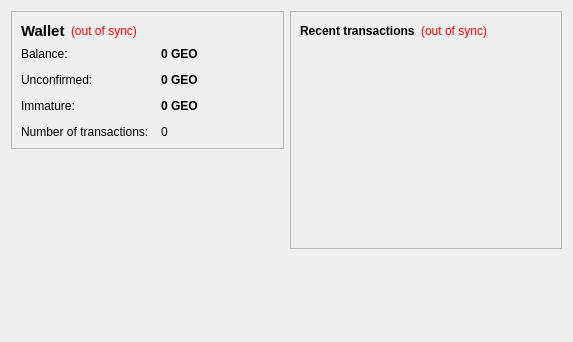
PuffCoin/puffcoin, file src/qt/forms/overviewpage.ui: the form before one commit.
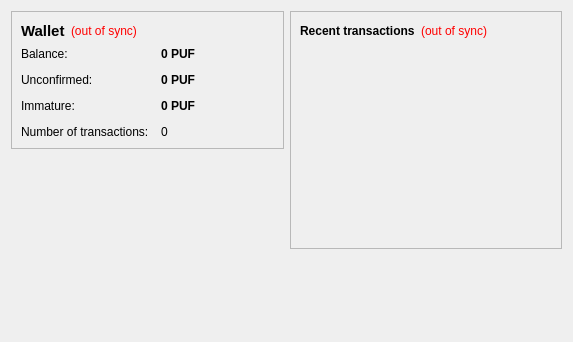
The form after the commit.

The edit to the form file:
```diff
--- a/src/qt/forms/overviewpage.ui
+++ b/src/qt/forms/overviewpage.ui
@@ -105,7 +105,7 @@
              <string>Your current balance</string>
             </property>
             <property name="text">
-             <string notr="true">0 GEO</string>
+             <string notr="true">0 PUF</string>
             </property>
             <property name="textInteractionFlags">
              <set>Qt::LinksAccessibleByMouse|Qt::TextSelectableByKeyboard|Qt::TextSelectableByMouse</set>
@@ -134,7 +134,7 @@
              <string>Total of transactions that have yet to be confirmed, and do not yet count toward the current balance</string>
             </property>
             <property name="text">
-             <string notr="true">0 GEO</string>
+             <string notr="true">0 PUF</string>
             </property>
             <property name="textInteractionFlags">
              <set>Qt::LinksAccessibleByMouse|Qt::TextSelectableByKeyboard|Qt::TextSelectableByMouse</set>
@@ -177,7 +177,7 @@
              <string>Mined balance that has not yet matured</string>
             </property>
             <property name="text">
-             <string notr="true">0 GEO</string>
+             <string notr="true">0 PUF</string>
             </property>
             <property name="textInteractionFlags">
              <set>Qt::LinksAccessibleByMouse|Qt::TextSelectableByKeyboard|Qt::TextSelectableByMouse</set>
```
